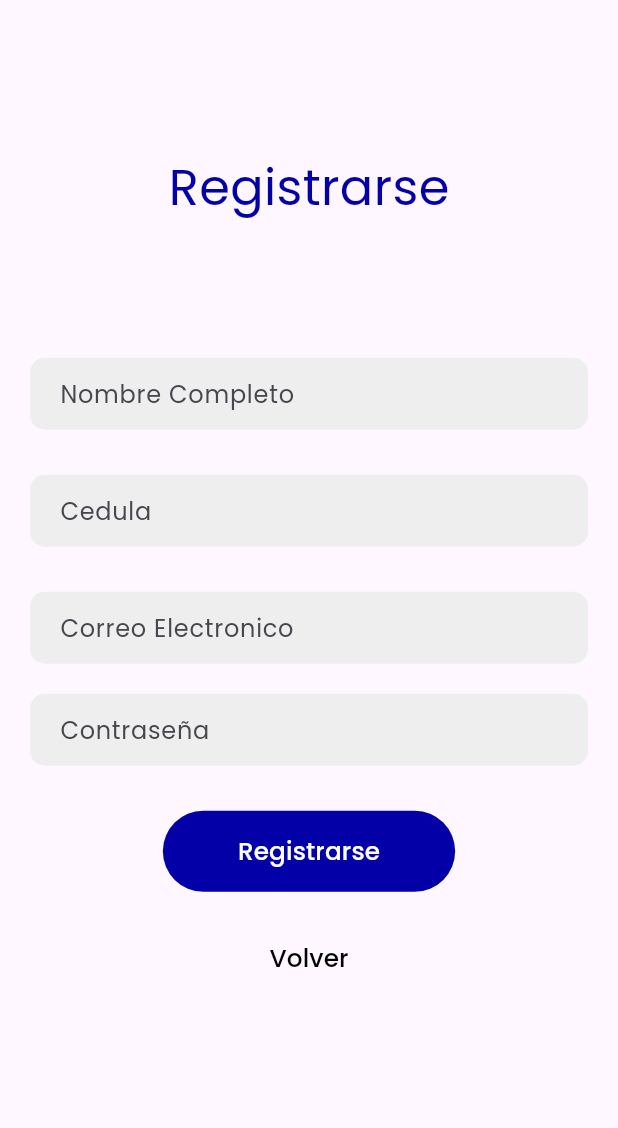
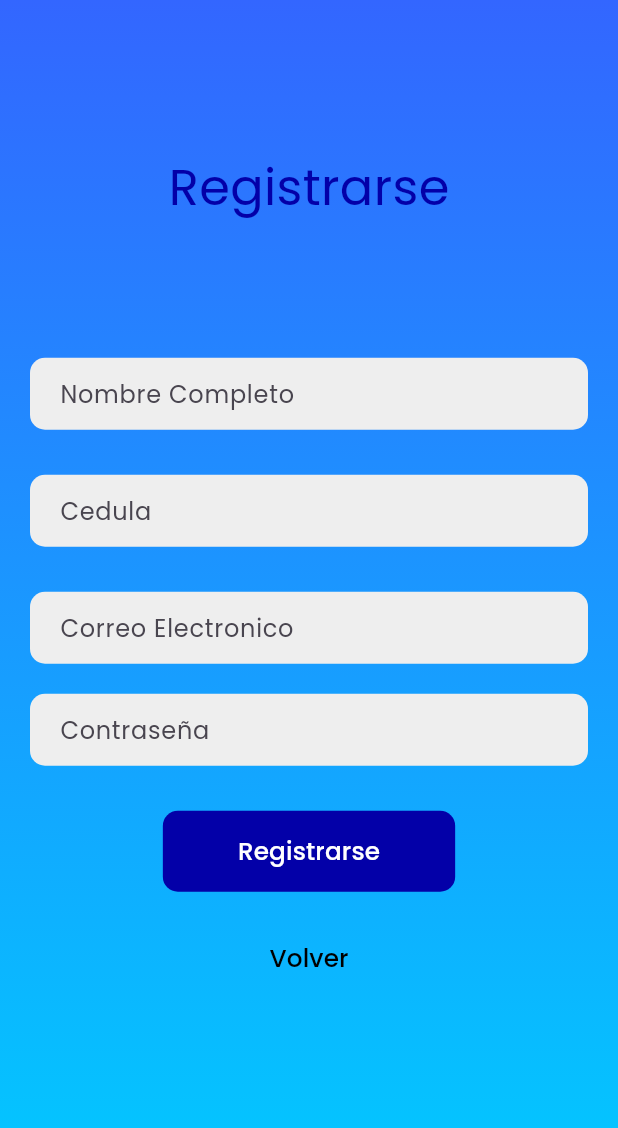
Before and after one commit to leoespi/talento_mxm_flutter, a Flutter app: the screen it shows after launch, after a tap on "Registrarse", on a phone screen of 412 x 824 dp. Shown: the top 1128 px of the screen. Run offline on Flutter 3.47's test engine with Material 3 defaults, Android fonts, the phone set to English and light mode, and no system bars; our stand-ins replace get, get_storage, google_fonts, image_picker; network calls fail.

Commit message:
Diseño Login/Register Incapacidades

```diff
--- a/lib/main.dart
+++ b/lib/main.dart
@@ -3,6 +3,7 @@ import 'package:get/get.dart'; // Importa la biblioteca Get
 import 'package:get_storage/get_storage.dart';
 import 'package:talento_mxm_flutter/views/menu.dart';
 import 'views/login_page.dart';
+import 'package:http/http.dart' as http;
 
 void main() {
   runApp(const MyApp());
--- a/lib/views/login_page.dart
+++ b/lib/views/login_page.dart
@@ -6,7 +6,7 @@ import 'package:talento_mxm_flutter/controllers/authentication.dart';
 import 'package:get/get.dart';
 
 class LoginPage extends StatefulWidget {
-  const LoginPage({super.key});
+  const LoginPage({Key? key});
 
   @override
   State<LoginPage> createState() => _LoginPageState();
@@ -22,14 +22,28 @@ class _LoginPageState extends State<LoginPage> {
   Widget build(BuildContext context) {
     var size = MediaQuery.of(context).size.width;
     return Scaffold(
-      body: Center(
+      body: Stack(
+        children: [
+          // Fondo gradiente
+          Container(
+            width: double.infinity,
+            height: double.infinity,
+            decoration: BoxDecoration(
+              gradient: LinearGradient(
+                begin: Alignment.topCenter,
+                end: Alignment.bottomCenter,
+                colors: [
+                  Color(0xFF3366FF),
+                  Color(0xFF00CCFF),
+                ],
+              ),
+            ),
+          ),
+          Center(
             child: Padding(
-          padding: const EdgeInsets.symmetric(
-            horizontal: 20.0,
-          ),
+              padding: const EdgeInsets.symmetric(horizontal: 20.0),
               child: Column(
                 children: [
-              // Agrega la imagen en la parte superior
                   Center(
                     child: Transform.translate(
                       offset: Offset(0, 100),
@@ -42,8 +56,6 @@ class _LoginPageState extends State<LoginPage> {
                                 'https://storage.googleapis.com/mxm-2022/personalizacion/123399420963f51c1d9a4412.043673570.631880001677007901.png'),
                             fit: BoxFit.fill,
                           ),
-
-
                         ),
                       ),
                     ),
@@ -54,29 +66,24 @@ class _LoginPageState extends State<LoginPage> {
                         mainAxisAlignment: MainAxisAlignment.center,
                         children: [
                           const Text(""),
-                      const SizedBox(
-                        height: 30,
-                      ),
+                          const SizedBox(height: 30),
                           InputWidget(
-                        hintText: 'Cedula',
+                            hintText: 'Cédula',
                             obscureText: false,
                             controller: _cedulaController,
                           ),
-                      const SizedBox(
-                        height: 35,
-                      ),
+                          const SizedBox(height: 20),
                           InputWidget(
                             hintText: 'Contraseña',
                             obscureText: true,
                             controller: _passwordController,
                           ),
-                      const SizedBox(
-                        height: 30,
-                      ),
+                          const SizedBox(height: 20),
                           ElevatedButton(
                             style: ElevatedButton.styleFrom(
-                          backgroundColor: Color.fromARGB(255, 3, 0, 168),
-                          elevation: 0,
+                              shape: RoundedRectangleBorder(
+                                borderRadius: BorderRadius.circular(10.0),
+                              ), backgroundColor: Color(0xFF3366FF),
                               padding: const EdgeInsets.symmetric(
                                 horizontal: 50,
                                 vertical: 15,
@@ -91,29 +98,26 @@ class _LoginPageState extends State<LoginPage> {
                             child: Obx(() {
                               return _authenticationController.isLoading.value
                                   ? const CircularProgressIndicator(
-                                  color: Color.fromARGB(255, 255, 255, 255),
+                                      color: Colors.white,
                                     )
                                   : Text(
-                                  'Iniciar Sesion',
+                                      'Iniciar Sesión',
                                       style: GoogleFonts.poppins(
-                                    color: Color.fromARGB(255, 255, 255, 255),
+                                        color: Colors.white,
                                         fontSize: size * 0.040,
                                       ),
                                     );
                             }),
                           ),
-                      const SizedBox(
-                        height: 20,
-                      ),
+                          const SizedBox(height: 20),
                           TextButton(
                             onPressed: () {
-                         print("Botón Registrarse presionado"); // Agrega esta línea para debug Borrarlo cuando quiera
                               Get.to(RegisterPage());
                             },
                             child: Text(
                               'Registrarse',
                               style: GoogleFonts.poppins(
-                            color: Color.fromARGB(255, 0, 0, 0),
+                                color: Colors.white,
                                 fontSize: size * 0.040,
                               ),
                             ),
@@ -126,6 +130,8 @@ class _LoginPageState extends State<LoginPage> {
               ),
             ),
           ),
+        ],
+      ),
     );
   }
 }
--- a/lib/views/register_page.dart
+++ b/lib/views/register_page.dart
@@ -6,7 +6,7 @@ import 'package:talento_mxm_flutter/views/login_page.dart';
 import './widgets/input_widget.dart';
 
 class RegisterPage extends StatefulWidget {
-  const RegisterPage ({super.key});
+  const RegisterPage({Key? key});
 
   @override
   State<RegisterPage> createState() => _RegisterPageState();
@@ -25,11 +25,26 @@ class _RegisterPageState extends State<RegisterPage> {
     var size = MediaQuery.of(context).size.width;
 
     return Scaffold(
-      body: Center(
+      body: Stack(
+        children: [
+          // Fondo gradiente
+          Container(
+            width: double.infinity,
+            height: double.infinity,
+            decoration: BoxDecoration(
+              gradient: LinearGradient(
+                begin: Alignment.topCenter,
+                end: Alignment.bottomCenter,
+                colors: [
+                  Color(0xFF3366FF),
+                  Color(0xFF00CCFF),
+                ],
+              ),
+            ),
+          ),
+          Center(
             child: Padding(
-          padding: const EdgeInsets.symmetric(
-            horizontal: 20.0,
-          ),
+              padding: const EdgeInsets.symmetric(horizontal: 20.0),
               child: Column(
                 mainAxisAlignment: MainAxisAlignment.center,
                 children: [
@@ -43,43 +58,36 @@ class _RegisterPageState extends State<RegisterPage> {
                       ),
                     ),
                   ),
-              const SizedBox(
-                height: 30,
-              ),
+                  const SizedBox(height: 30),
                   InputWidget(
                     hintText: 'Nombre Completo',
                     obscureText: false,
                     controller: _nameController,
                   ),
-              const SizedBox(
-                height: 30,
-              ),
+                  const SizedBox(height: 30),
                   InputWidget(
                     hintText: 'Cedula',
                     obscureText: false,
                     controller: _cedulaController,
                   ),
-              const SizedBox(
-                height: 30,
-              ),
+                  const SizedBox(height: 30),
                   InputWidget(
                     hintText: 'Correo Electronico',
                     obscureText: false,
                     controller: _emailController,
                   ),
-              const SizedBox(
-                height: 20,
-              ),
+                  const SizedBox(height: 20),
                   InputWidget(
                     hintText: 'Contraseña',
                     obscureText: true,
                     controller: _passwordController,
                   ),
-              const SizedBox(
-                height: 30,
-              ),
+                  const SizedBox(height: 30),
                   ElevatedButton(
                     style: ElevatedButton.styleFrom(
+                      shape: RoundedRectangleBorder(
+                        borderRadius: BorderRadius.circular(10.0),
+                      ),
                       backgroundColor: Color.fromARGB(255, 3, 0, 168),
                       elevation: 0,
                       padding: const EdgeInsets.symmetric(
@@ -90,8 +98,7 @@ class _RegisterPageState extends State<RegisterPage> {
                     onPressed: () async {
                       await _authenticationController.register(
                         name: _nameController.text.trim(),
-                    // Convertir la cédula a un número antes de enviarla al controlador de autenticación
-                    cedula: int.parse(_cedulaController.text.trim()), // <- Comentario agregado
+                        cedula: int.parse(_cedulaController.text.trim()),
                         email: _emailController.text.trim(),
                         password: _passwordController.text.trim(),
                       );
@@ -115,9 +122,7 @@ class _RegisterPageState extends State<RegisterPage> {
                             );
                     }),
                   ),
-              const SizedBox(
-                height: 20,
-              ),
+                  const SizedBox(height: 20),
                   TextButton(
                     onPressed: () {
                       Navigator.pop(context);
@@ -135,6 +140,8 @@ class _RegisterPageState extends State<RegisterPage> {
               ),
             ),
           ),
+        ],
+      ),
     );
   }
 }
--- a/pubspec.yaml
+++ b/pubspec.yaml
@@ -40,6 +40,8 @@ dependencies:
   get_storage: ^2.1.1
   image_picker: ^1.1.1
   http: ^1.2.1
+  path: ^1.9.0
+  http_parser: ^4.0.2
 
 dev_dependencies:
   flutter_test:
```
Also changed, not shown: lib/views/incapacidades_page.dart (+48 -9 lines), lib/views/perfil.dart (+19 -6 lines), pubspec.lock, 1 other file. Lines whose indentation alone changed are shown as unchanged.
